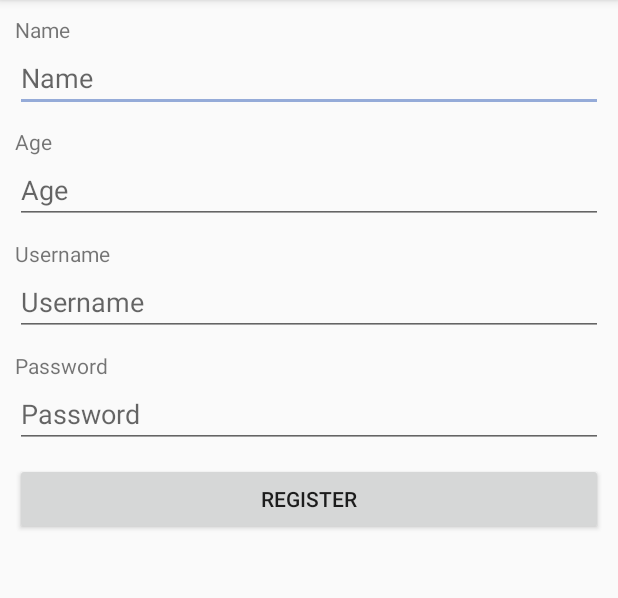
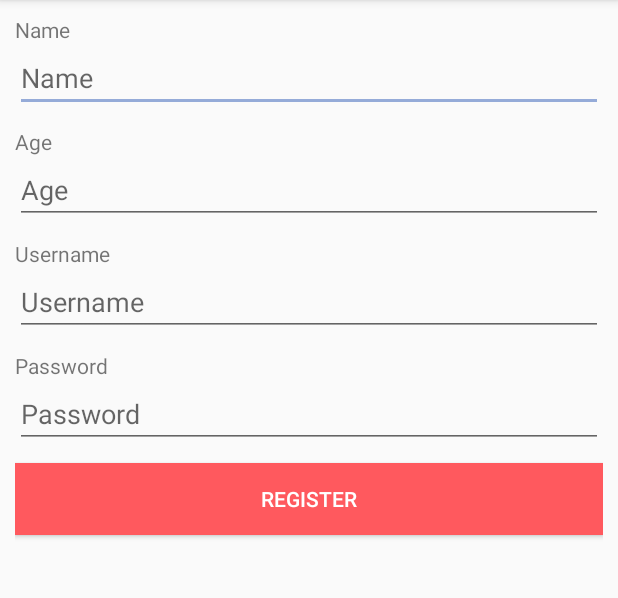
Before and after one commit to act-io/actio, an Android app: the RegisterActivity screen opened directly, with no data from a screen before it, on a phone screen of 412 x 824 dp, the part 84-682 px from its top. Run offline under Robolectric (Android 15) with nearby library versions, the phone set to English and light mode, and no system bars; our stand-ins replace Volley.

Commit message:
nyr litur a register takka

```diff
--- a/app/src/main/res/layout/activity_register.xml
+++ b/app/src/main/res/layout/activity_register.xml
@@ -58,6 +58,8 @@
         android:id="@+id/bRegister"
         android:text="Register"
         android:layout_width="match_parent"
-        android:layout_height="wrap_content"/>
+        android:layout_height="wrap_content"
+        android:background="@color/colorPrimary"
+        android:textColor="@android:color/background_light"/>
 
 </LinearLayout>
```
